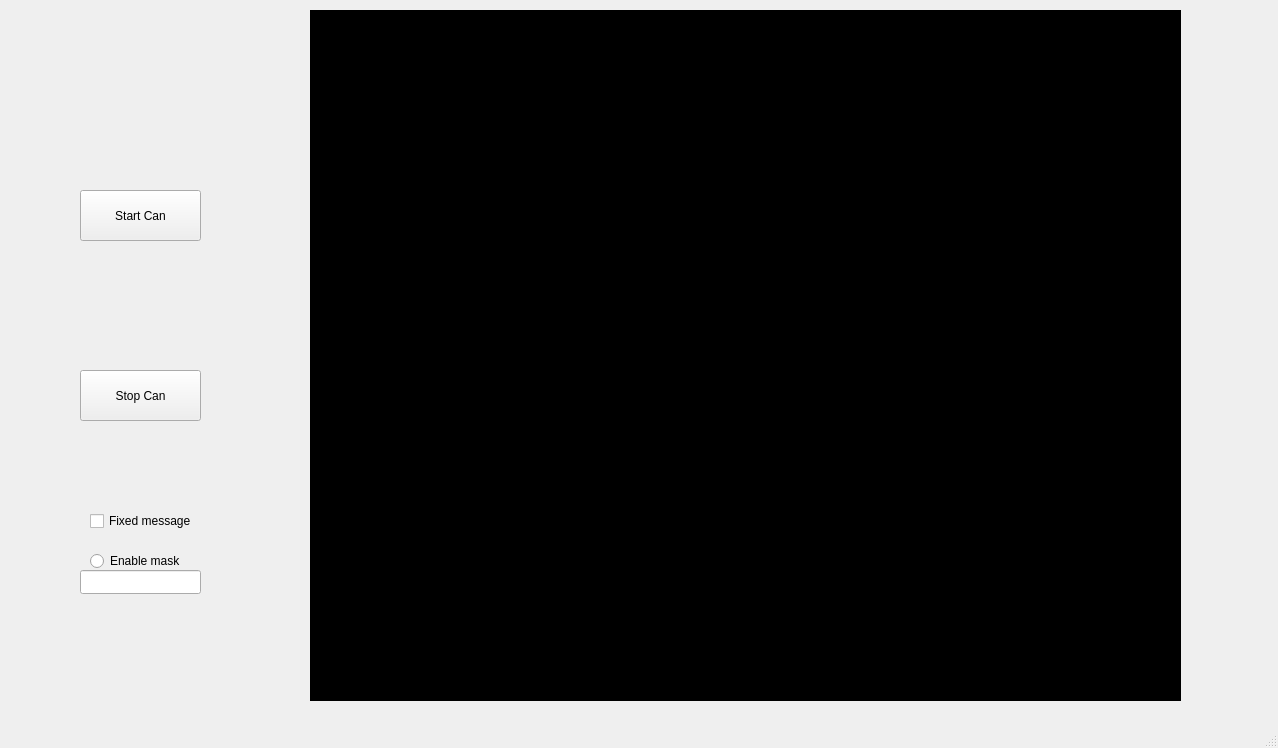
The window that mainwindow.ui (imaluris/TreatmentTest) describes before a commit, drawn with Qt 5.
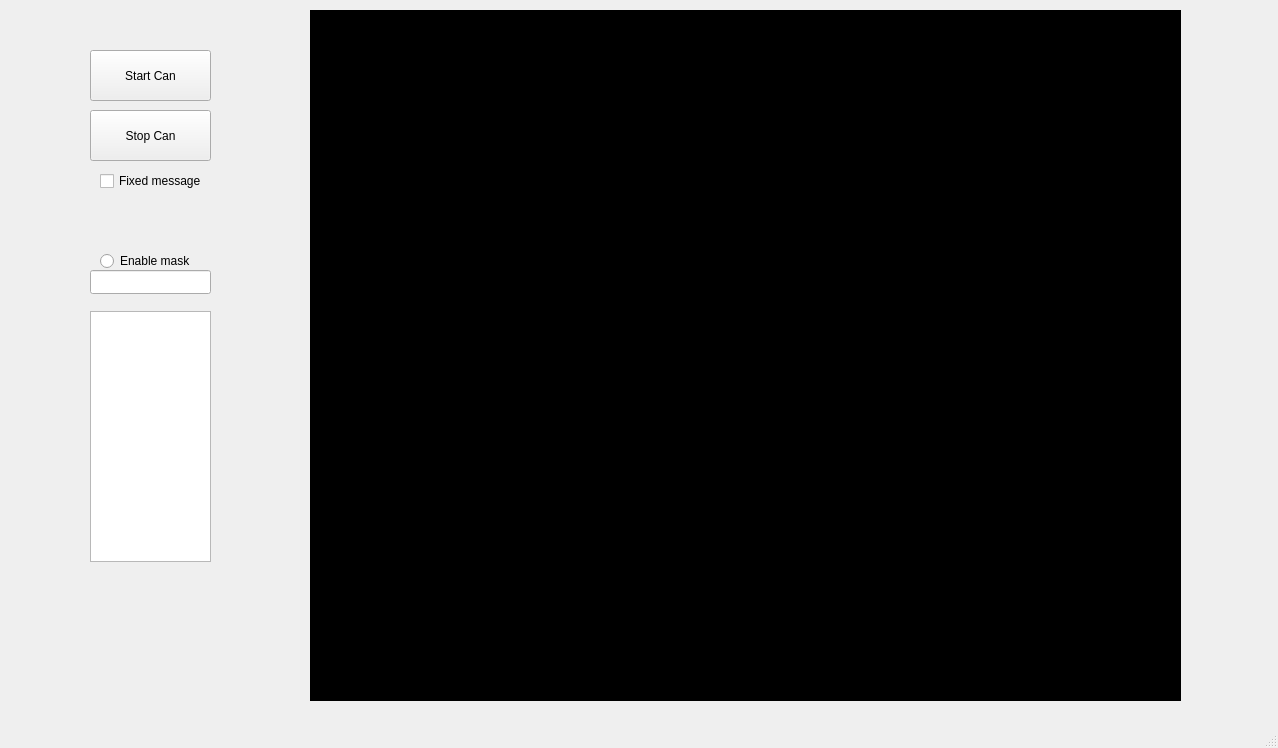
The same window after the commit.

Diff of the .ui file:
```diff
--- a/mainwindow.ui
+++ b/mainwindow.ui
@@ -17,8 +17,8 @@
    <widget class="QPushButton" name="ButtonStart">
     <property name="geometry">
      <rect>
-      <x>80</x>
-      <y>190</y>
+      <x>90</x>
+      <y>50</y>
       <width>121</width>
       <height>51</height>
      </rect>
@@ -30,8 +30,8 @@
    <widget class="QPushButton" name="ButtonStop">
     <property name="geometry">
      <rect>
-      <x>80</x>
-      <y>370</y>
+      <x>90</x>
+      <y>110</y>
       <width>121</width>
       <height>51</height>
      </rect>
@@ -57,8 +57,8 @@
    <widget class="QCheckBox" name="displayType">
     <property name="geometry">
      <rect>
-      <x>90</x>
-      <y>510</y>
+      <x>100</x>
+      <y>170</y>
       <width>111</width>
       <height>22</height>
      </rect>
@@ -70,8 +70,8 @@
    <widget class="QRadioButton" name="radioButton">
     <property name="geometry">
      <rect>
-      <x>90</x>
-      <y>550</y>
+      <x>100</x>
+      <y>250</y>
       <width>91</width>
       <height>22</height>
      </rect>
@@ -83,13 +83,23 @@
    <widget class="QLineEdit" name="lineEdit">
     <property name="geometry">
      <rect>
-      <x>80</x>
-      <y>570</y>
+      <x>90</x>
+      <y>270</y>
       <width>121</width>
       <height>24</height>
      </rect>
     </property>
    </widget>
+   <widget class="QListView" name="listView">
+    <property name="geometry">
+     <rect>
+      <x>90</x>
+      <y>311</y>
+      <width>121</width>
+      <height>251</height>
+     </rect>
+    </property>
+   </widget>
   </widget>
   <widget class="QMenuBar" name="menubar">
    <property name="geometry">
```
